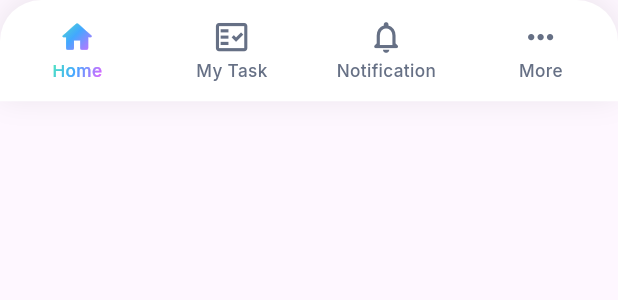
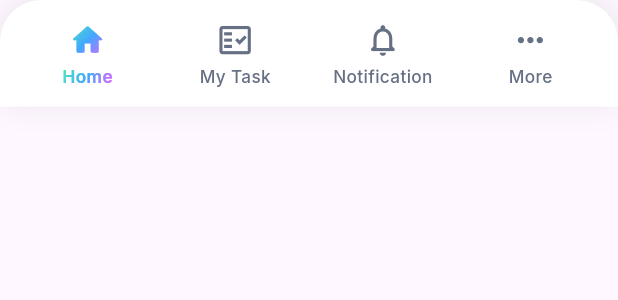
Before and after one commit to taskalert-io/taskalert_app, a Flutter app: the CustomBottomNavBar widget shown alone on an empty page, opened directly, on a phone screen of 412 x 824 dp. Shown: the top 300 px of the screen. Run offline on Flutter 3.47's test engine with Material 3 defaults, Android fonts, the phone set to English and light mode, and no system bars; our stand-ins replace country_code_picker, dropdown_button2, flutter_screenutil, flutter_secure_storage, google_fonts, shared_preferences and 1 more; accounts and stored records are empty; network calls fail.

Commit message:
Changes in CustomBottomNavBar

```diff
--- a/lib/components/CustomBottomNavBar.dart
+++ b/lib/components/CustomBottomNavBar.dart
@@ -13,10 +13,7 @@ import '../screens/HomeScreen.dart';
 class CustomBottomNavBar extends StatefulWidget {
   final int selectedIndex;
 
-  const CustomBottomNavBar({
-    super.key,
-    required this.selectedIndex,
-  });
+  const CustomBottomNavBar({super.key, required this.selectedIndex});
 
   @override
   State<CustomBottomNavBar> createState() => _CustomBottomNavBarState();
@@ -24,6 +21,7 @@ class CustomBottomNavBar extends StatefulWidget {
 
 class _CustomBottomNavBarState extends State<CustomBottomNavBar> {
   String memberName = '';
+  int? hoverIndex;
 
   @override
   void initState() {
@@ -42,7 +40,12 @@ class _CustomBottomNavBarState extends State<CustomBottomNavBar> {
   @override
   Widget build(BuildContext context) {
     final double bottomPadding = MediaQuery.of(context).padding.bottom;
-
+    return FutureBuilder(
+      future: SharedPreferences.getInstance(),
+      builder: (context, snapshot) {
+        if (!snapshot.hasData) {
+          return const SizedBox(); // Show nothing until SharedPreferences is loaded
+        }
         List<Map<String, dynamic>> items = [
           {
             'icon': Icons.home_rounded,
@@ -53,34 +56,28 @@ class _CustomBottomNavBarState extends State<CustomBottomNavBar> {
           {
             'icon': Icons.fact_check_outlined,
             'label': 'My Task',
-        'route':  MyTaskScreen(),
+            'route': MyTaskScreen(),
           },
 
           {
             'icon': Icons.notifications_none_rounded,
             'label': 'Notification',
-        'route':  NotificationScreen(),
+            'route': NotificationScreen(),
           },
 
           {
             'icon': Icons.more_horiz_rounded,
             'label': 'More',
-        'route':  MoreScreen(),
+            'route': MoreScreen(),
           },
         ];
 
-    return SafeArea(
-      top: false,
-
-      child: Container(
+        return Container(
           width: double.infinity,
 
-        padding: EdgeInsets.only(
-          top: 8,
-          bottom: bottomPadding > 0 ? 6 : 8,
-        ),
+          padding: EdgeInsets.fromLTRB(8.w, 8.h, 8.w, 6.h + bottomPadding),
 
-        decoration:  BoxDecoration(
+          decoration: BoxDecoration(
             color: Colors.white,
 
             borderRadius: BorderRadius.only(
@@ -90,19 +87,23 @@ class _CustomBottomNavBarState extends State<CustomBottomNavBar> {
 
             boxShadow: [
               BoxShadow(
-              color: Color.fromRGBO(0, 0, 0, 0.08),
+                color: Colors.black.withOpacity(0.08),
                 blurRadius: 15.r,
-              offset: Offset(0, -2),
+                offset: const Offset(0, -2),
               ),
             ],
           ),
 
           child: Row(
+            mainAxisAlignment: MainAxisAlignment.spaceAround,
+
             children: List.generate(items.length, (index) {
               bool isSelected = widget.selectedIndex == index;
 
               return Expanded(
                 child: InkWell(
+                  borderRadius: BorderRadius.circular(14.r),
+
                   onTap: () {
                     if (!isSelected) {
                       Navigator.pushReplacement(
@@ -115,7 +116,7 @@ class _CustomBottomNavBarState extends State<CustomBottomNavBar> {
                   },
 
                   child: Padding(
-                  padding: const EdgeInsets.symmetric(vertical: 4),
+                    padding: EdgeInsets.symmetric(vertical: 4.h),
 
                     child: Column(
                       mainAxisSize: MainAxisSize.min,
@@ -123,13 +124,13 @@ class _CustomBottomNavBarState extends State<CustomBottomNavBar> {
                       children: [
                         isSelected
                             ? ShaderMask(
-                        shaderCallback: (bounds) => const LinearGradient(
+                                shaderCallback: (bounds) =>
+                                    const LinearGradient(
                                       colors: [
                                         Color(0xFF52EBB9),
                                         Color(0xFF42A8FF),
                                         Color(0xFFF15EFF),
                                       ],
-                          stops: [0.0, 0.45, 1.0],
                                       begin: Alignment.topLeft,
                                       end: Alignment.bottomRight,
                                     ).createShader(bounds),
@@ -146,19 +147,17 @@ class _CustomBottomNavBarState extends State<CustomBottomNavBar> {
                                 color: const Color(0xFF667085),
                               ),
 
-                       SizedBox(height: 2.h),
+                        SizedBox(height: 3.h),
 
                         isSelected
                             ? ShaderMask(
-                        shaderCallback: (bounds) => const LinearGradient(
+                                shaderCallback: (bounds) =>
+                                    const LinearGradient(
                                       colors: [
                                         Color(0xFF52EBB9),
                                         Color(0xFF42A8FF),
                                         Color(0xFFF15EFF),
                                       ],
-
-                          stops: [0.0, 0.45, 1.0],
-
                                       begin: Alignment.topLeft,
                                       end: Alignment.bottomRight,
                                     ).createShader(bounds),
@@ -168,7 +167,7 @@ class _CustomBottomNavBarState extends State<CustomBottomNavBar> {
 
                                   style: GoogleFonts.inter(
                                     fontSize: 10.sp,
-                            fontWeight: FontWeight.w500,
+                                    fontWeight: FontWeight.w600,
                                     color: Colors.white,
                                   ),
                                 ),
@@ -189,7 +188,8 @@ class _CustomBottomNavBarState extends State<CustomBottomNavBar> {
               );
             }),
           ),
-      ),
+        );
+      },
     );
   }
 }
```
Also changed, not shown: pubspec.lock. Lines whose indentation alone changed are shown as unchanged.
